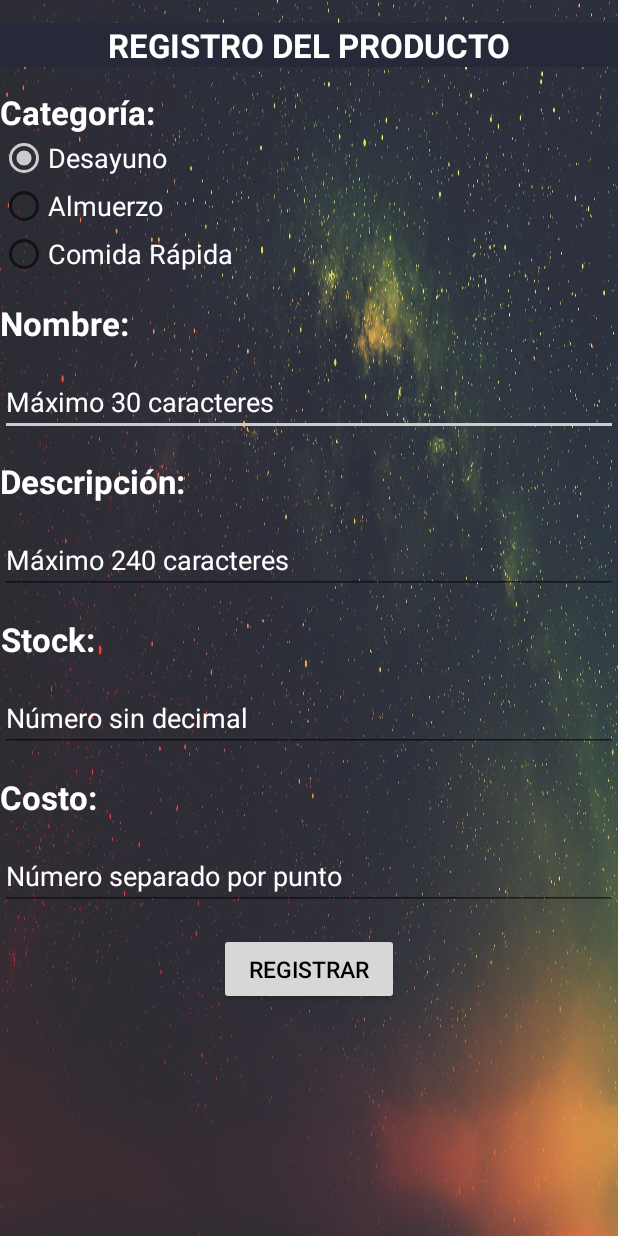
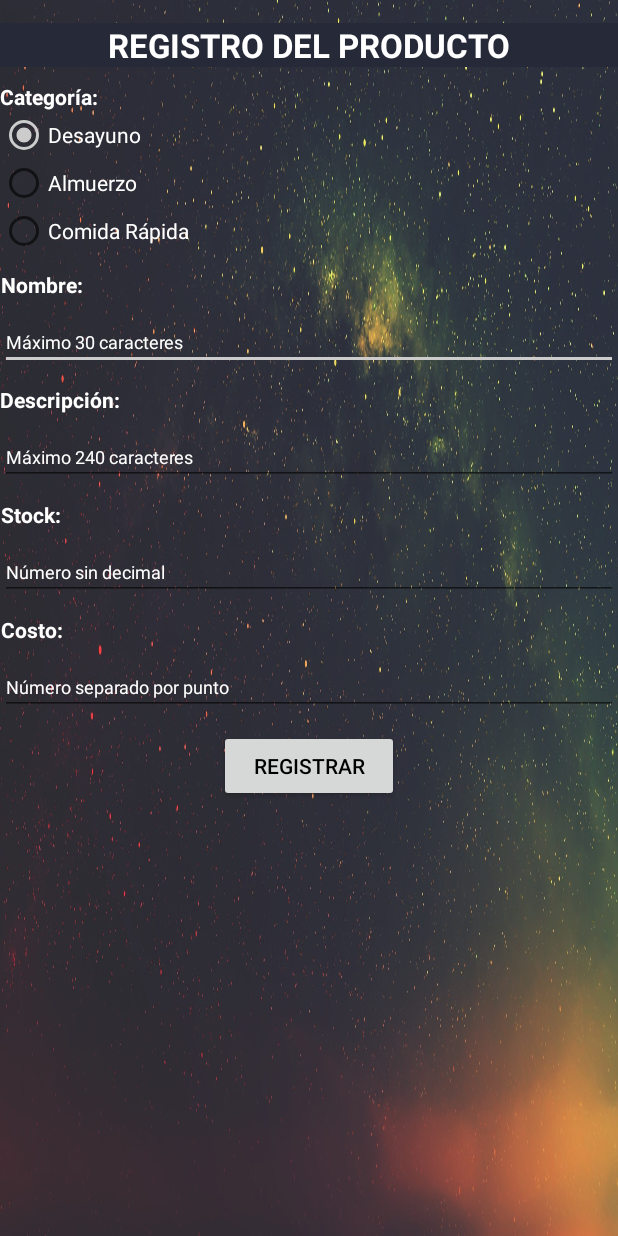
Before and after one commit to andriov/FoodStoreApp, an Android app: the ProductRegister screen opened directly, with no data from a screen before it, on a phone screen of 412 x 824 dp. Run offline under Robolectric (Android 15) with nearby library versions, the phone set to English and light mode, and no system bars; libraries missing offline, so code that uses them is left out: com.example.foodstoreexception, com.example.foodstorewebservice; 1 statement that could not run was skipped.

Commit message:
Interface of add product without scroll

```diff
--- a/app/src/main/res/layout/activity_product_register.xml
+++ b/app/src/main/res/layout/activity_product_register.xml
@@ -27,16 +27,7 @@
 
     <Space
         android:layout_width="1dp"
-        android:layout_height="15dp" />
-
-    <ScrollView
-        android:layout_width="match_parent"
-        android:layout_height="match_parent">
-
-        <LinearLayout
-            android:layout_width="match_parent"
-            android:layout_height="match_parent"
-            android:orientation="vertical">
+        android:layout_height="10dp" />
 
 
     <!--Category name label -->
@@ -45,7 +36,6 @@
         android:layout_height="wrap_content"
         android:gravity="center_horizontal"
         android:text="Categoría:"
-        android:textSize="22sp"
         android:textStyle="bold"
         android:textColor="#FFFFFF"
         />
@@ -60,7 +50,6 @@
             android:layout_height="wrap_content"
             android:text="Desayuno"
             android:textColor="#FFFFFF"
-            android:textSize="18sp"
             android:id="@+id/rbtnDesayuno"
             android:checked="true"
             />
@@ -70,7 +59,6 @@
             android:layout_height="wrap_content"
             android:text="Almuerzo"
             android:textColor="#FFFFFF"
-            android:textSize="18sp"
             android:id="@+id/rbtnAlmuerzo"
             />
 
@@ -79,7 +67,6 @@
             android:layout_height="wrap_content"
             android:text="Comida Rápida"
             android:textColor="#FFFFFF"
-            android:textSize="18sp"
             android:id="@+id/rbtnComidaRapida"
             />
     </RadioGroup>
@@ -88,21 +75,20 @@
 
     <Space
         android:layout_width="1dp"
-        android:layout_height="15dp" />
+        android:layout_height="10dp" />
     <!--Product name label -->
     <TextView
         android:layout_width="wrap_content"
         android:layout_height="wrap_content"
         android:gravity="center_horizontal"
         android:text="Nombre:"
-        android:textSize="22sp"
         android:textStyle="bold"
         android:textColor="#FFFFFF"
         />
 
     <Space
         android:layout_width="1dp"
-        android:layout_height="15dp" />
+        android:layout_height="10dp" />
 
     <!--Text Editor of product name-->
     <EditText
@@ -110,7 +96,38 @@
         android:layout_width="match_parent"
         android:layout_height="wrap_content"
         android:hint="Máximo 30 caracteres"
-        android:layout_weight="0.50"
+        android:selectAllOnFocus="false"
+        android:singleLine="false"
+        android:textSize="12sp"
+        android:textColor="#FFFFFF"
+        android:textColorHint="#FFFFFF"
+        />
+
+    <Space
+        android:layout_width="1dp"
+        android:layout_height="10dp" />
+
+    <!--Description Label-->
+    <TextView
+        android:layout_width="wrap_content"
+        android:layout_height="wrap_content"
+        android:gravity="center_horizontal"
+        android:text="Descripción:"
+        android:textStyle="bold"
+        android:textColor="#FFFFFF"
+       />
+
+    <Space
+        android:layout_width="1dp"
+        android:layout_height="10dp" />
+
+    <!--Text Editor of description-->
+    <EditText
+        android:id="@+id/productDescription"
+        android:layout_width="match_parent"
+        android:layout_height="wrap_content"
+        android:hint="Máximo 240 caracteres"
+        android:textSize="12sp"
         android:selectAllOnFocus="false"
         android:singleLine="false"
         android:textColor="#FFFFFF"
@@ -119,30 +136,29 @@
 
     <Space
         android:layout_width="1dp"
-        android:layout_height="15dp" />
+        android:layout_height="10dp" />
 
-    <!--Description Label-->
+    <!--Stock Label-->
     <TextView
         android:layout_width="wrap_content"
         android:layout_height="wrap_content"
         android:gravity="center_horizontal"
-        android:text="Descripción:"
-        android:textSize="22sp"
+        android:text="Stock:"
         android:textStyle="bold"
         android:textColor="#FFFFFF"
-       />
+        />
 
     <Space
         android:layout_width="1dp"
-        android:layout_height="15dp" />
+        android:layout_height="10dp" />
 
-    <!--Text Editor of description-->
+    <!--Text editor of stock-->
     <EditText
-        android:id="@+id/productDescription"
+        android:id="@+id/productStock"
         android:layout_width="match_parent"
         android:layout_height="wrap_content"
-        android:hint="Máximo 240 caracteres"
-        android:layout_weight="0.50"
+        android:hint="Número sin decimal"
+        android:textSize="12sp"
         android:selectAllOnFocus="false"
         android:singleLine="false"
         android:textColor="#FFFFFF"
@@ -151,39 +167,7 @@
 
     <Space
         android:layout_width="1dp"
-        android:layout_height="15dp" />
-
-    <!--Stock Label-->
-    <TextView
-        android:layout_width="wrap_content"
-        android:layout_height="wrap_content"
-        android:gravity="center_horizontal"
-        android:text="Stock:"
-        android:textSize="22sp"
-        android:textStyle="bold"
-        android:textColor="#FFFFFF"
-        />
-
-    <Space
-        android:layout_width="1dp"
-        android:layout_height="15dp" />
-
-    <!--Text editor of stock-->
-    <EditText
-        android:id="@+id/productStock"
-        android:layout_width="match_parent"
-        android:layout_height="wrap_content"
-        android:hint="Número sin decimal"
-        android:layout_weight="0.50"
-        android:selectAllOnFocus="false"
-        android:singleLine="false"
-        android:textColor="#FFFFFF"
-        android:textColorHint="#FFFFFF"
-        />
-
-    <Space
-        android:layout_width="1dp"
-        android:layout_height="15dp" />
+        android:layout_height="10dp" />
 
     <!--Cost Label-->
     <TextView
@@ -191,14 +175,13 @@
         android:layout_height="wrap_content"
         android:gravity="center_horizontal"
         android:text="Costo:"
-        android:textSize="22sp"
         android:textStyle="bold"
         android:textColor="#FFFFFF"
         />
 
     <Space
         android:layout_width="1dp"
-        android:layout_height="15dp" />
+        android:layout_height="10dp" />
 
     <!--Text editor of cost-->
     <EditText
@@ -206,16 +189,17 @@
         android:layout_width="match_parent"
         android:layout_height="wrap_content"
         android:hint="Número separado por punto"
-        android:layout_weight="0.50"
         android:selectAllOnFocus="false"
         android:singleLine="false"
+        android:textSize="12sp"
+
         android:textColor="#FFFFFF"
         android:textColorHint="#FFFFFF"
         />
 
     <Space
         android:layout_width="1dp"
-        android:layout_height="15dp" />
+        android:layout_height="10dp" />
 
     <LinearLayout
         android:layout_width="match_parent"
@@ -231,12 +215,7 @@
             android:layout_height="wrap_content"
             android:layout_gravity="center"
             android:text="REGISTRAR"
-            android:textSize="15sp"
             android:textColor="#000000"/>
     </LinearLayout>
 
-        </LinearLayout>
-
-    </ScrollView>
-
 </LinearLayout>
```
